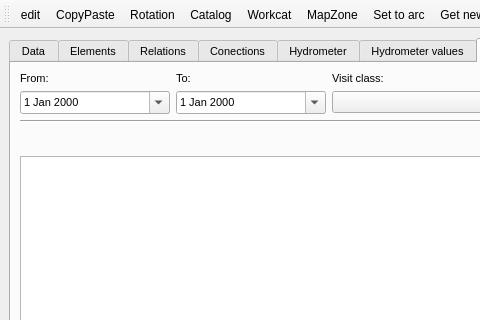
Above: core/ui/toolbars/basic/info_feature.ui from Giswater/giswater_qgis_plugin before the change; both pictures show x 0 to 480 and y 0 to 320 of the 676 by 601 pixel window. Below: the same form after it.
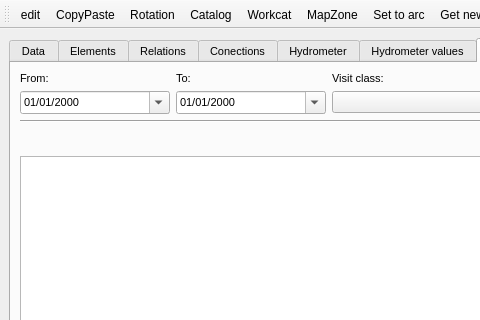
That is the form after the change. The open tabs and pages were chosen to show the change. Icons and pictures are not drawn.

Commit message: Enhancement: set display format for QDate Widgets

```diff
--- a/core/ui/toolbars/basic/info_feature.ui
+++ b/core/ui/toolbars/basic/info_feature.ui
@@ -420,6 +420,9 @@
               <height>16777215</height>
              </size>
             </property>
+            <property name="displayFormat">
+             <string>dd/MM/yyyy</string>
+            </property>
             <property name="calendarPopup">
              <bool>true</bool>
             </property>
@@ -447,6 +450,9 @@
               <height>16777215</height>
              </size>
             </property>
+            <property name="displayFormat">
+             <string>dd/MM/yyyy</string>
+            </property>
             <property name="calendarPopup">
              <bool>true</bool>
             </property>
```
Left out of the diff: 12 changed lines with no effect on the pictures. The commit also changes 7 other files.
